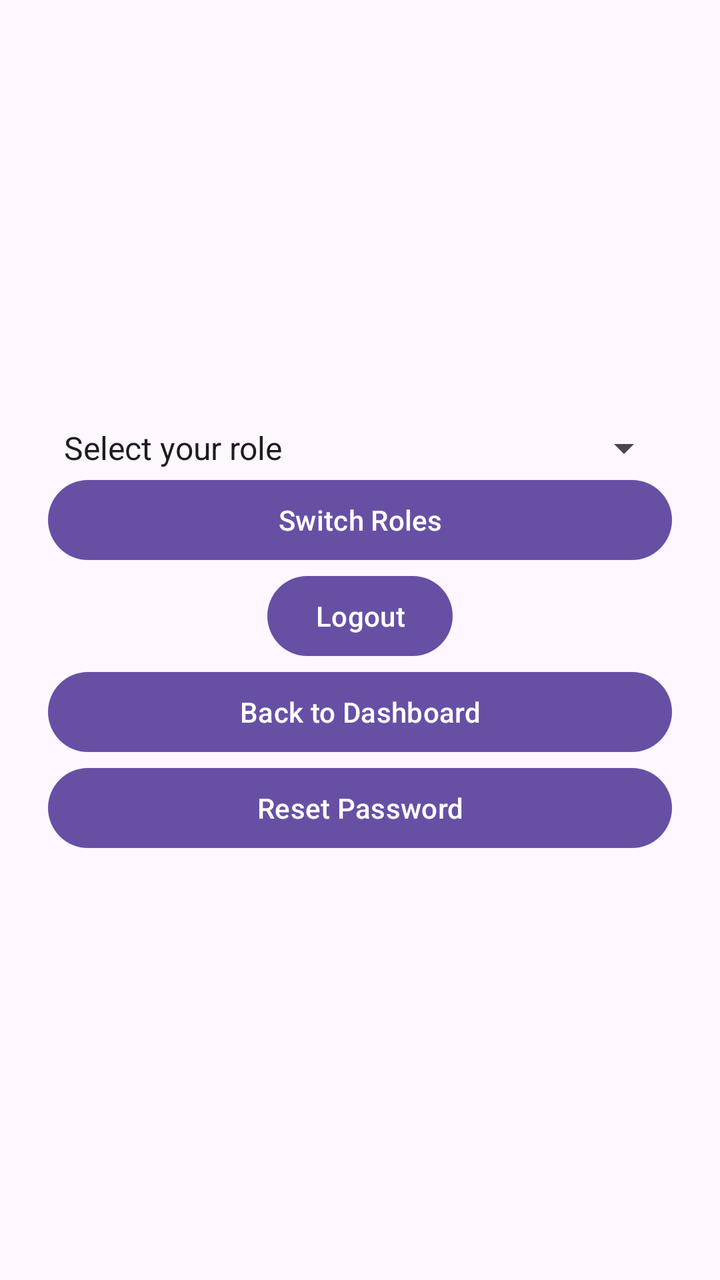
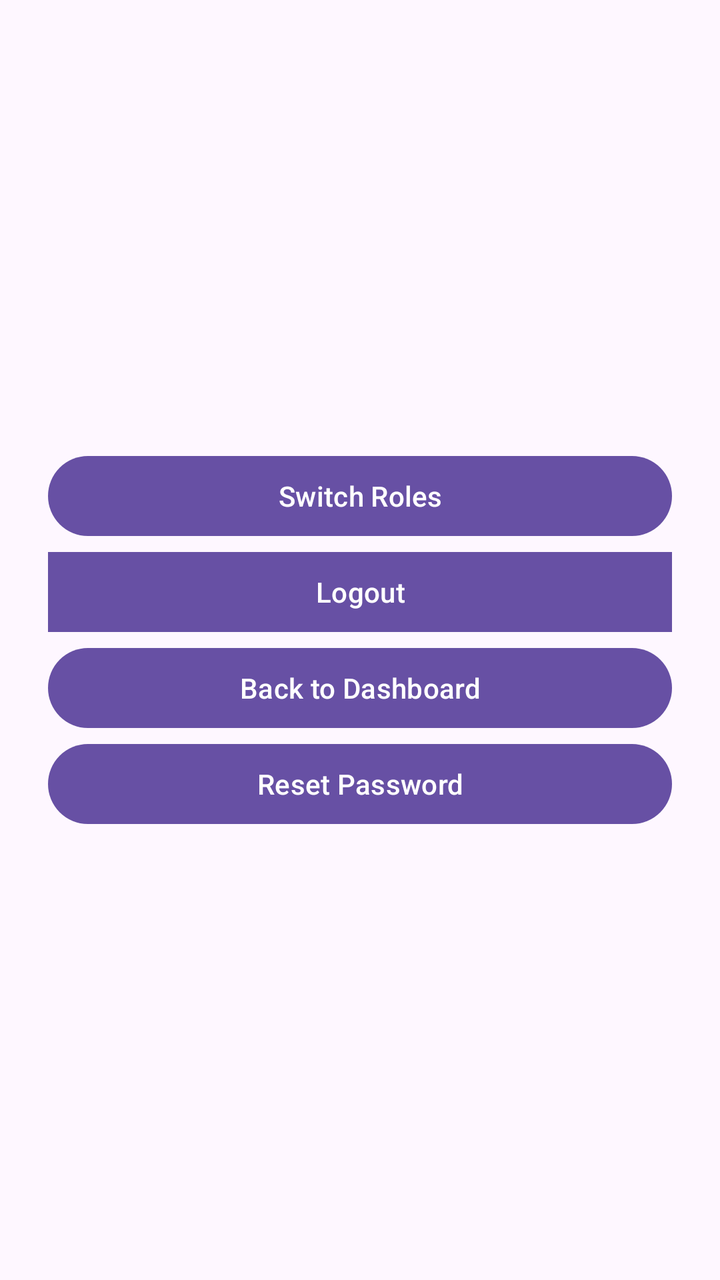

Two renders of the same Android screen: before a commit and after it. Below are the layout's source before the change and the commit's diff.
<!-- AndroidManifest.xml: application theme Theme.Group14_ProjectIteration1_QuickCash -->
<!-- res/layout/activity_settings.xml -->
<?xml version="1.0" encoding="utf-8"?>
<LinearLayout xmlns:android="http://schemas.android.com/apk/res/android"
    android:id="@+id/settings_main"
    android:layout_width="match_parent"
    android:layout_height="match_parent"
    android:orientation="vertical"
    android:gravity="center"
    android:padding="24dp">


    <Spinner
        android:id="@+id/roleSpinner"
        android:layout_width="match_parent"
        android:layout_height="wrap_content"
        android:entries="@array/roles" />

    <Button
        android:id="@+id/switchRoleButton"
        android:layout_width="match_parent"
        android:layout_height="wrap_content"
        android:text="Switch Roles" />

    <Button
         android:id="@+id/logoutButton"
        android:layout_width="wrap_content"
        android:layout_height="wrap_content"
        android:text="Logout" />

    <Button
        android:id="@+id/backButton"
        android:layout_width="match_parent"
        android:layout_height="wrap_content"
        android:text="Back to Dashboard" />

    <Button
        android:id="@+id/resetButton"
        android:layout_width="match_parent"
        android:layout_height="wrap_content"
        android:text="Reset Password" />
</LinearLayout>
<!-- resources referenced by this layout -->
<resources>
  <string-array name="roles">
          <item>Select your role</item>
          <item>Employee</item>
          <item>Employer</item>
      </string-array>
  <style name="Theme.Group14_ProjectIteration1_QuickCash" parent="Base.Theme.Group14_ProjectIteration1_QuickCash" />
  <style name="Base.Theme.Group14_ProjectIteration1_QuickCash" parent="Theme.Material3.DayNight.NoActionBar">
          
          
      </style>
</resources>

<!-- the commit's change to res/layout/activity_settings.xml (unified diff, before → after) -->
@@ -7,13 +7,6 @@
     android:gravity="center"
     android:padding="24dp">
 
-
-    <Spinner
-        android:id="@+id/roleSpinner"
-        android:layout_width="match_parent"
-        android:layout_height="wrap_content"
-        android:entries="@array/roles" />
-
     <Button
         android:id="@+id/switchRoleButton"
         android:layout_width="match_parent"
@@ -21,8 +14,8 @@
         android:text="Switch Roles" />
 
     <Button
-         android:id="@+id/logoutButton"
-        android:layout_width="wrap_content"
+        android:id="@+id/logoutButton"
+        android:layout_width="362dp"
         android:layout_height="wrap_content"
         android:text="Logout" />
 
<!-- resource entries referenced after the edit -->
@@ -1,10 +1,5 @@
 <!-- resources referenced by this layout -->
 <resources>
-  <string-array name="roles">
-          <item>Select your role</item>
-          <item>Employee</item>
-          <item>Employer</item>
-      </string-array>
   <style name="Theme.Group14_ProjectIteration1_QuickCash" parent="Base.Theme.Group14_ProjectIteration1_QuickCash" />
   <style name="Base.Theme.Group14_ProjectIteration1_QuickCash" parent="Theme.Material3.DayNight.NoActionBar">
           
